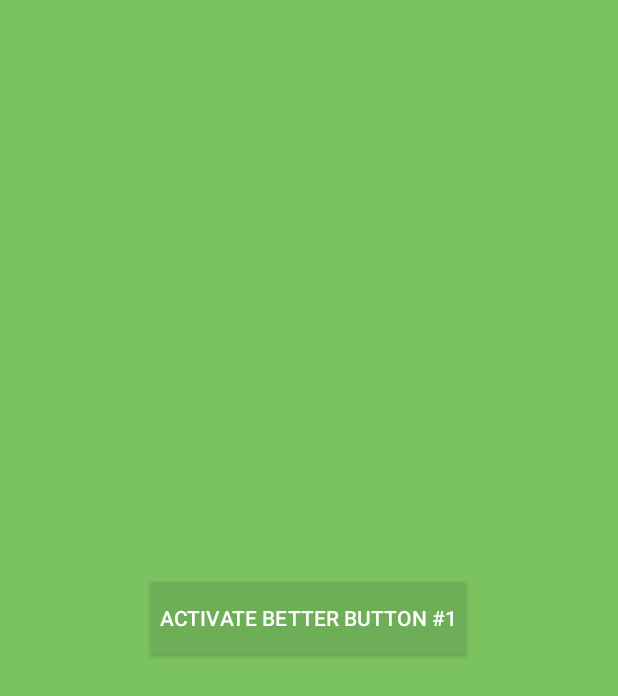
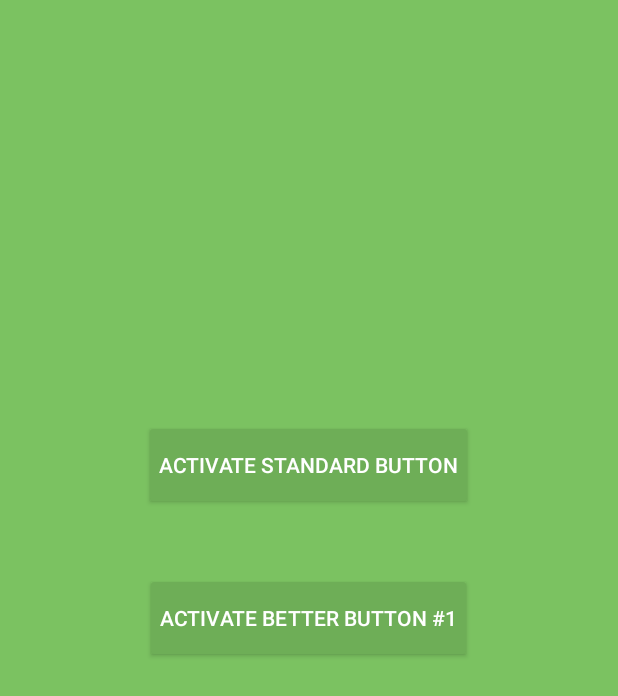
Before and after one commit to Lard4/Random_Number_Generator, an Android app: the GetButtonActivity screen opened directly, with no data from a screen before it, after a tap on "ACTIVATE BETTER BUTTON #1", on a phone screen of 412 x 824 dp. Shown: the top 696 px of the screen. Run offline under Robolectric (Android 15) with nearby library versions, the phone set to English and light mode, and no system bars.

Commit message:
Add functionality to better button 1 and a normal button option

```diff
--- a/app/src/main/java/com/dirinc/randomnumbergenerator/GetButtonActivity.java
+++ b/app/src/main/java/com/dirinc/randomnumbergenerator/GetButtonActivity.java
@@ -1,5 +1,6 @@
 package com.dirinc.randomnumbergenerator;
 
+import android.content.SharedPreferences;
 import android.support.v7.app.AppCompatActivity;
 import android.os.Bundle;
 import android.view.View;
@@ -7,11 +8,15 @@ import android.widget.Button;
 import android.widget.Toast;
 
 public class GetButtonActivity extends AppCompatActivity {
-    public Boolean isApply1;
+    private Boolean isApply1;
+    private Boolean isApply0;
+    public String thisButton;
+
+    public static final String SHARED_PREFS = "shared_preferences";
 
     public GetButtonActivity() {
-        // Initialize the button(s)
         isApply1 = false;
+        isApply0 = false;
     }
 
     @Override
@@ -19,7 +24,10 @@ public class GetButtonActivity extends AppCompatActivity {
         super.onCreate(savedInstanceState);
         setContentView(R.layout.activity_get_button);
 
+        SharedPreferences sharedPreferences = getSharedPreferences(SHARED_PREFS, 0);
+
         final Button better_button_1 = (Button) findViewById(R.id.better_button_1);
+        final Button better_button_0 = (Button) findViewById(R.id.better_button_0);
 
         better_button_1.setOnClickListener(new View.OnClickListener() {
             public void onClick(View v) {
@@ -28,11 +36,47 @@ public class GetButtonActivity extends AppCompatActivity {
             }
         });
 
+        better_button_0.setOnClickListener(new View.OnClickListener() {
+            public void onClick(View v) {
+                isApply0 = true;
+                isApply1 = false;
+                setButton();
+            }
+        });
     }
 
     public void setButton() {
         if(isApply1) {
+            isApply1 = true;
+            SharedPreferences sharedPreferences = getSharedPreferences(SHARED_PREFS, 0);
+            SharedPreferences.Editor editor = sharedPreferences.edit();
+            editor.putBoolean("better_button0", isApply0);
+            editor.putBoolean("better_button1", isApply1);
+            editor.commit();
+
             Toast.makeText(this, "Better Button 1 Applied!", Toast.LENGTH_SHORT).show();
+        }
+        else if(isApply0) {
+            isApply0 = true;
+            SharedPreferences sharedPreferences = getSharedPreferences(SHARED_PREFS, 0);
+            SharedPreferences.Editor editor = sharedPreferences.edit();
+            editor.putBoolean("better_button0", isApply0);
+            editor.putBoolean("better_button1", isApply1);
+            editor.commit();
+
+            Toast.makeText(this, "Standard Button Applied!", Toast.LENGTH_SHORT).show();
+
+        }
+    }
+
+    public String getButton() {
+        if(isApply1) {
+            thisButton = "isApply1";
+            return thisButton;
+        }
+        else {
+            thisButton = "isApply0";
+            return thisButton;
         }
     }
 }
--- a/app/src/main/res/layout/activity_get_button.xml
+++ b/app/src/main/res/layout/activity_get_button.xml
@@ -19,9 +19,22 @@
         android:clickable="true"
         android:paddingStart="@dimen/button_text_padding_left"
         android:paddingEnd="@dimen/button_text_padding_right"
-        android:onClick="apply1"
         android:layout_centerVertical="true"
         android:layout_centerHorizontal="true"
         />
 
+    <Button
+        android:layout_width="wrap_content"
+        android:layout_height="wrap_content"
+        android:text="@string/better_button_0"
+        android:textColor="@color/button_text_color"
+        android:id="@+id/better_button_0"
+        android:background="@drawable/button"
+        android:clickable="true"
+        android:paddingStart="@dimen/button_text_padding_left"
+        android:paddingEnd="@dimen/button_text_padding_right"
+        android:layout_above="@+id/better_button_1"
+        android:layout_centerHorizontal="true"
+        android:layout_marginBottom="54dp" />
+
 </RelativeLayout>
--- a/app/src/main/res/layout/activity_main.xml
+++ b/app/src/main/res/layout/activity_main.xml
@@ -20,7 +20,7 @@
         android:layout_centerHorizontal="true"
         android:paddingStart="@dimen/button_text_padding_left"
         android:paddingEnd="@dimen/button_text_padding_right"
-        android:onClick="generateNumber"
+        android:onClick="decideGeneration"
         />
 
     <Button
--- a/app/src/main/res/values/colors.xml
+++ b/app/src/main/res/values/colors.xml
@@ -2,6 +2,7 @@
     <color name="button_background">#ff6eae57</color>
     <color name="button_background_pressed">#ff629b4d</color>
     <color name="button_text_color">@android:color/white</color>
+
     <color name="primary_background">#ff7bc261</color>
     <color name="primary_background_dark">@color/button_background</color>
 
--- a/app/src/main/res/values/strings.xml
+++ b/app/src/main/res/values/strings.xml
@@ -5,7 +5,10 @@
     <string name="button_text_again">Do it again!</string>
     <string name="action_settings">Settings</string>
     <string name="button_more">Get More Buttons</string>
+
     <string name="better_button_1">Activate Better Button #1</string>
+    <string name="better_button_0">Activate Standard Button</string>
+
 
 
     <string name="about">This wonderful app was made by Kevin Dixson</string>
```
Also changed, not shown: app/src/main/java/com/dirinc/randomnumbergenerator/NumberActivity.java (+56 -2 lines).
